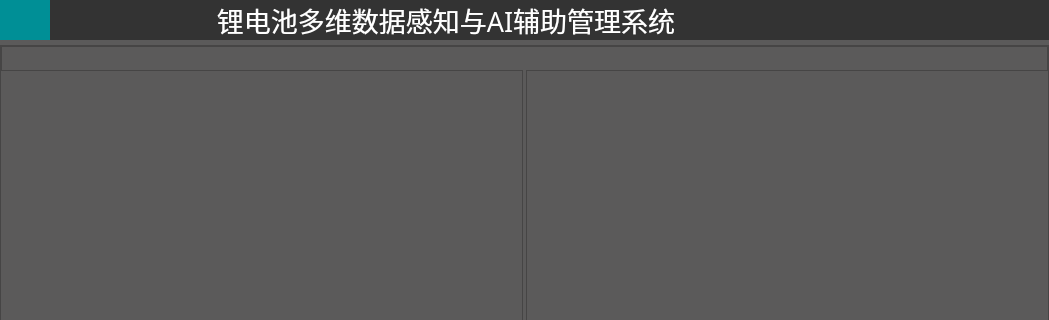
The window that ui/ui_main.ui (saberrin/EIS_GUI) describes before a commit, drawn with Qt 5; both pictures show x 0 to 1049 and y 0 to 320 of the 1049 by 645 pixel window.
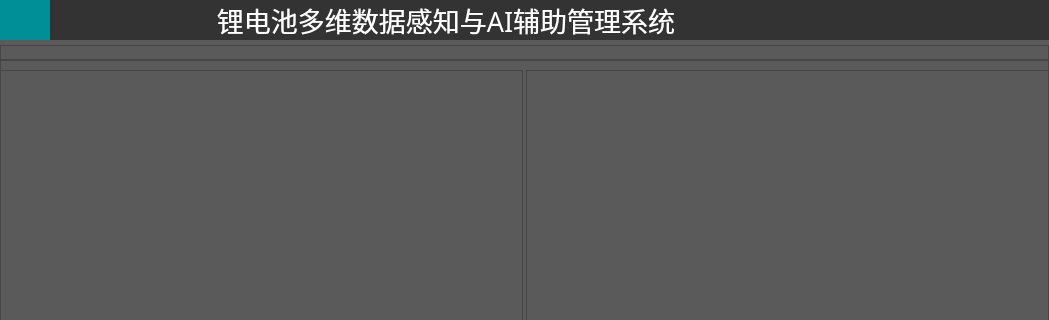
The same window after the commit. Icons and pictures are not drawn.

What changed in the file:
```diff
--- a/ui/ui_main.ui
+++ b/ui/ui_main.ui
@@ -606,6 +606,12 @@
              </property>
              <item>
               <widget class="QFrame" name="frame_14">
+               <property name="sizePolicy">
+                <sizepolicy hsizetype="Preferred" vsizetype="Fixed">
+                 <horstretch>0</horstretch>
+                 <verstretch>0</verstretch>
+                </sizepolicy>
+               </property>
                <property name="frameShape">
                 <enum>QFrame::StyledPanel</enum>
                </property>
```
